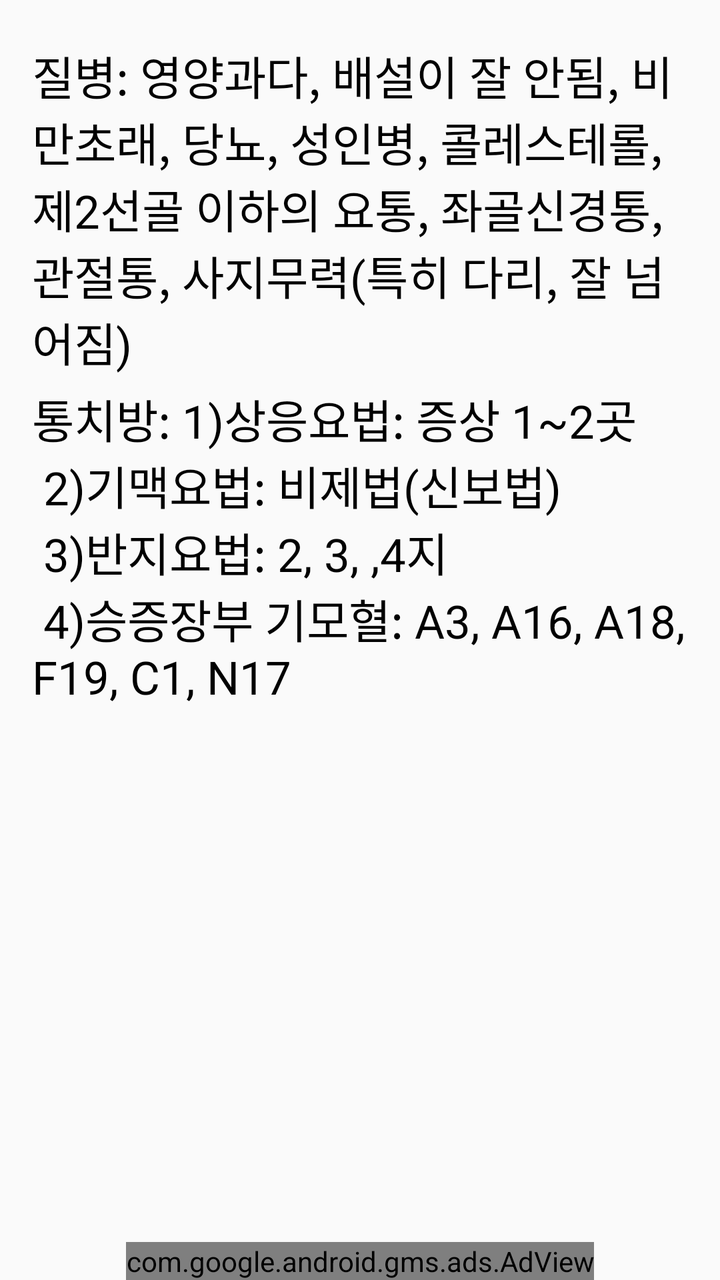
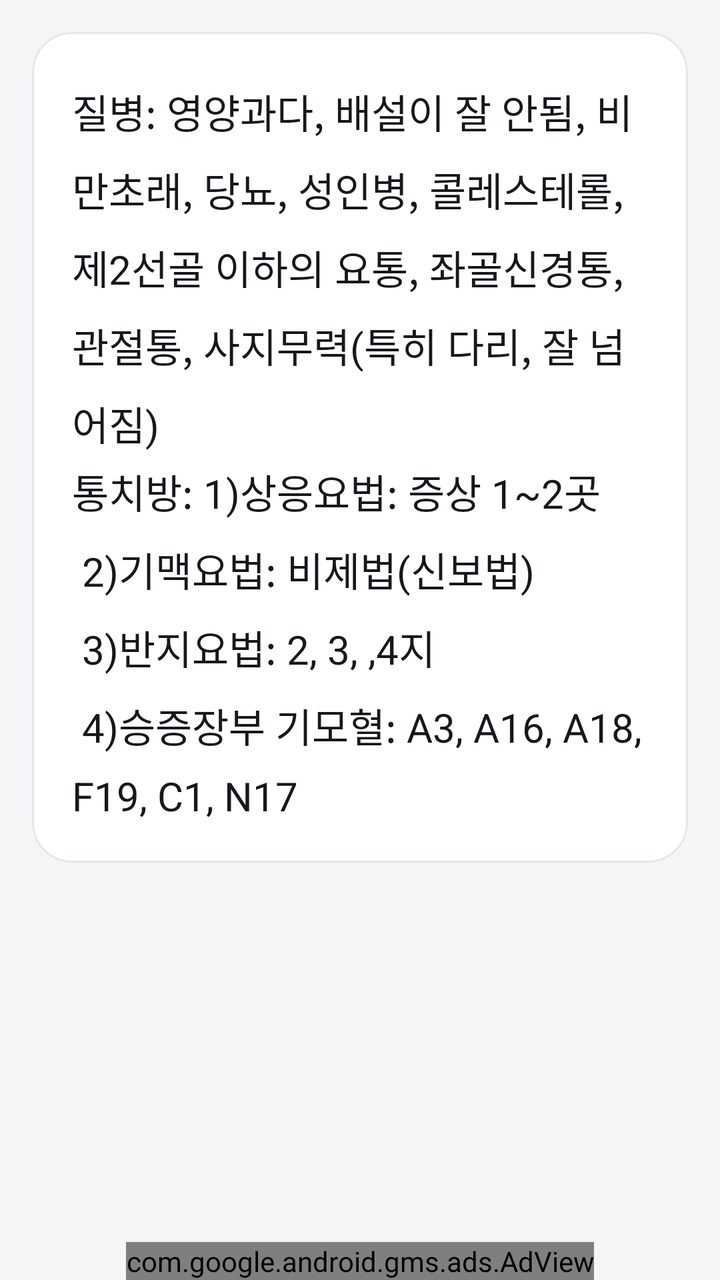

An Android layout rendered at two revisions. The XML below is the earlier revision; the diff shows what the commit changed to produce the second picture.
<!-- AndroidManifest.xml: application theme AppTheme -->
<!-- res/layout/activity_eumsil.xml -->
<RelativeLayout xmlns:android="http://schemas.android.com/apk/res/android"
    xmlns:tools="http://schemas.android.com/tools"
    xmlns:ads="http://schemas.android.com/apk/res-auto"
    android:layout_width="match_parent"
    android:layout_height="match_parent"
    android:paddingTop="@dimen/activity_vertical_margin"
    android:paddingLeft="@dimen/activity_horizontal_margin"
    android:paddingRight="@dimen/activity_horizontal_margin"
    tools:context=".MainActivity" >

    <ScrollView
        android:layout_width="fill_parent"
        android:layout_height="wrap_content" >

        <LinearLayout
            android:layout_width="match_parent"
            android:layout_height="match_parent"
            android:orientation="vertical" >

            <TextView
                android:layout_width="wrap_content"
                android:layout_height="wrap_content"
                android:layout_marginTop="5dp"
                android:text="@string/eumsil"
                style="@style/myTextView" />

            <TextView
                android:layout_width="wrap_content"
                android:layout_height="wrap_content"
                android:layout_marginTop="5dp"
                android:text="@string/eumsil2"
                style="@style/myTextView" />

        </LinearLayout>
    </ScrollView>

    <com.google.android.gms.ads.AdView
        android:id="@+id/adView"
        android:layout_width="wrap_content"
        android:layout_height="wrap_content"
        android:layout_centerHorizontal="true"
        android:layout_alignParentBottom="true"
        ads:adSize="BANNER"
        ads:adUnitId="@string/banner_ad_unit_id" />



</RelativeLayout>
<!-- resources referenced by this layout -->
<resources>
  <dimen name="activity_horizontal_margin">16dp</dimen>
  <dimen name="activity_vertical_margin">16dp</dimen>
  <string name="banner_ad_unit_id">ca-app-pub-1253642133922353/2152469025</string>
  <string name="eumsil">질병: 영양과다, 배설이 잘 안됨, 비만초래,
                 당뇨, 성인병, 콜레스테롤, 제2선골 이하의 요통, 좌골신경통, 관절통,
                 사지무력(특히 다리, 잘 넘어짐)</string>
  <string name="eumsil2">통치방: 1)상응요법: 증상 1~2곳 \n
         2)기맥요법: 비제법(신보법)\n
         3)반지요법: 2, 3, ,4지\n
         4)승증장부 기모혈: A3, A16, A18, F19, C1, N17</string>
  <style name="myTextView">
          <item name="android:textSize">23dp</item>
          <item name="android:textColor">#000000</item>
      </style>
  <style name="AppTheme" parent="AppBaseTheme">
          
      </style>
  <style name="AppBaseTheme" parent="Theme.AppCompat.Light">
          
      </style>
</resources>

<!-- the commit's change to res/layout/activity_eumsil.xml (unified diff, before → after) -->
@@ -1,5 +1,6 @@
 <RelativeLayout xmlns:android="http://schemas.android.com/apk/res/android"
     xmlns:tools="http://schemas.android.com/tools"
+    xmlns:app="http://schemas.android.com/apk/res-auto"
     xmlns:ads="http://schemas.android.com/apk/res-auto"
     android:layout_width="match_parent"
     android:layout_height="match_parent"
@@ -12,10 +13,20 @@
         android:layout_width="fill_parent"
         android:layout_height="wrap_content" >
 
+        <com.google.android.material.card.MaterialCardView
+            android:layout_width="match_parent"
+            android:layout_height="wrap_content"
+            app:cardBackgroundColor="@color/surface"
+            app:cardCornerRadius="@dimen/card_radius"
+            app:cardElevation="0dp"
+            app:strokeColor="@color/outline"
+            app:strokeWidth="1dp" >
+
         <LinearLayout
             android:layout_width="match_parent"
-            android:layout_height="match_parent"
-            android:orientation="vertical" >
+            android:layout_height="wrap_content"
+            android:orientation="vertical"
+            android:padding="20dp" >
 
             <TextView
                 android:layout_width="wrap_content"
@@ -32,6 +43,7 @@
                 style="@style/myTextView" />
 
         </LinearLayout>
+        </com.google.android.material.card.MaterialCardView>
     </ScrollView>
 
     <com.google.android.gms.ads.AdView
<!-- resource entries referenced after the edit -->
@@ -1,7 +1,10 @@
 <!-- resources referenced by this layout -->
 <resources>
+  <color name="outline">#E3E6EA</color>
+  <color name="surface">#FFFFFF</color>
   <dimen name="activity_horizontal_margin">16dp</dimen>
   <dimen name="activity_vertical_margin">16dp</dimen>
+  <dimen name="card_radius">20dp</dimen>
   <string name="banner_ad_unit_id">ca-app-pub-1253642133922353/2152469025</string>
   <string name="eumsil">질병: 영양과다, 배설이 잘 안됨, 비만초래,
                  당뇨, 성인병, 콜레스테롤, 제2선골 이하의 요통, 좌골신경통, 관절통,
@@ -11,14 +14,67 @@
          3)반지요법: 2, 3, ,4지\n
          4)승증장부 기모혈: A3, A16, A18, F19, C1, N17</string>
   <style name="myTextView">
-          <item name="android:textSize">23dp</item>
-          <item name="android:textColor">#000000</item>
+          <item name="android:textSize">20sp</item>
+          <item name="android:textColor">@color/text_primary</item>
+          <item name="android:lineSpacingMultiplier">1.35</item>
       </style>
   <style name="AppTheme" parent="AppBaseTheme">
+          <item name="colorPrimary">@color/bar</item>
+          <item name="colorPrimaryDark">@color/bar_dark</item>
+          <item name="colorAccent">@color/accent</item>
+          <item name="android:windowBackground">@color/bg</item>
+          <item name="android:buttonStyle">@style/AppButton</item>
+      </style>
+  <color name="text_primary">#15181C</color>
+  <style name="AppBaseTheme" parent="Theme.MaterialComponents.Light.Bridge">
           
       </style>
-  <style name="AppBaseTheme" parent="Theme.AppCompat.Light">
-          
+  <color name="bar">#14171A</color>
+  <color name="bar_dark">#0B0D0F</color>
+  <color name="accent">#1F6E43</color>
+  <color name="bg">#F4F5F7</color>
+  <style name="AppButton" parent="Widget.AppCompat.Button">
+          <item name="android:background">@drawable/button_test</item>
+          <item name="android:textColor">@color/text_primary</item>
+          <item name="android:textSize">24sp</item>
+          <item name="android:fontFamily">sans-serif-medium</item>
+          <item name="android:textAllCaps">false</item>
+          <item name="android:minHeight">78dp</item>
+          <item name="android:stateListAnimator">@null</item>
+          <item name="android:elevation">0dp</item>
       </style>
+  <!-- drawable button_test (drawable) -->
+  <?xml version="1.0" encoding="utf-8"?>
+  <selector xmlns:android="http://schemas.android.com/apk/res/android">
+      <item android:state_pressed="true">
+          <shape android:shape="rectangle">
+              <solid android:color="@color/accent_soft" />
+              <stroke
+                  android:width="1dp"
+                  android:color="@color/accent" />
+              <padding
+                  android:left="12dp"
+                  android:top="12dp"
+                  android:right="12dp"
+                  android:bottom="12dp" />
+              <corners android:radius="16dp" />
+          </shape>
+      </item>
+      <item>
+          <shape android:shape="rectangle">
+              <solid android:color="@color/surface" />
+              <stroke
+                  android:width="1dp"
+                  android:color="@color/outline" />
+              <padding
+                  android:left="12dp"
+                  android:top="12dp"
+                  android:right="12dp"
+                  android:bottom="12dp" />
+              <corners android:radius="16dp" />
+          </shape>
+      </item>
+  </selector>
+  <color name="accent_soft">#E7F1EC</color>
 </resources>
 
